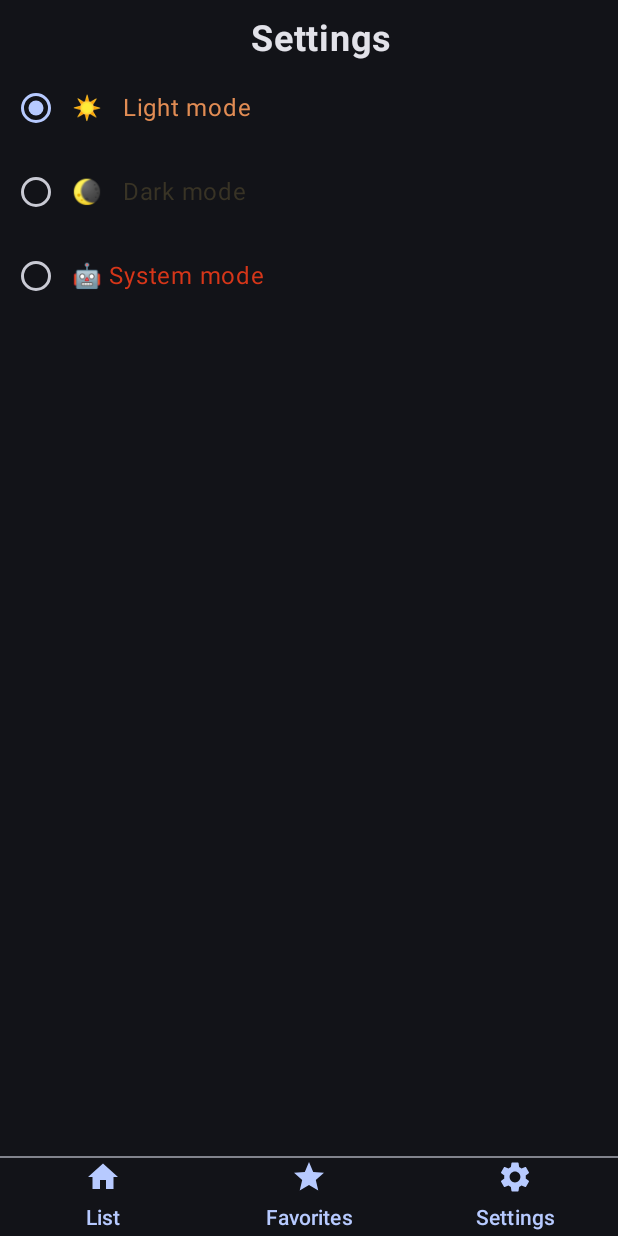
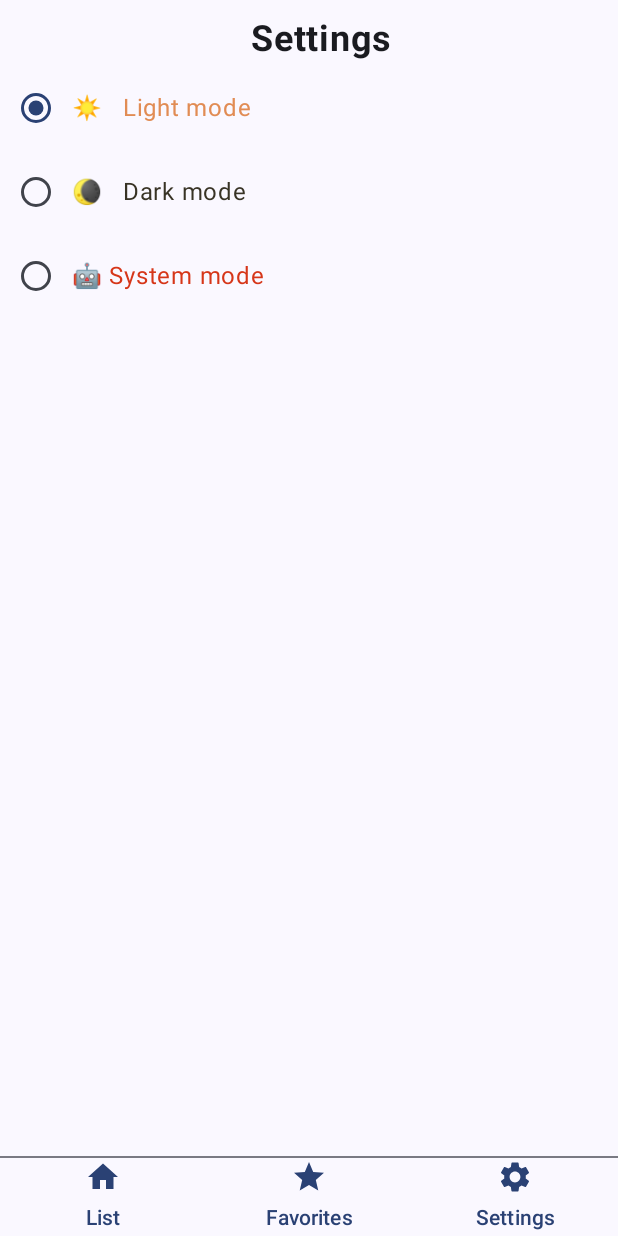
Before and after one commit to KostyaBara/Coins, an Android app built with Jetpack Compose: the screen it shows after launch (MainActivity), item 3 of the bottom bar chosen, on a phone screen of 412 x 824 dp. Run offline under Robolectric (Android 15) with nearby library versions, the phone set to English and light mode, and no system bars; our stand-ins replace Dagger/Hilt's generated code, Room's generated code; libraries missing offline, so code that uses them is left out: com.jakewharton.retrofit2.

Commit message:
- theme type refactoring

```diff
--- a/app/src/main/java/com/example/coins/MainActivity.kt
+++ b/app/src/main/java/com/example/coins/MainActivity.kt
@@ -10,6 +10,7 @@ import androidx.compose.material.Surface
 import androidx.compose.runtime.collectAsState
 import androidx.compose.ui.Modifier
 import com.example.coins.data.UserPrefs
+import com.example.coins.data.model.ThemeType
 import com.example.coins.ui.screens.RootScreen
 import com.example.coins.ui.theme.CoinsTheme
 import dagger.hilt.android.AndroidEntryPoint
@@ -27,10 +28,10 @@ class MainActivity : ComponentActivity() {
         super.onCreate(savedInstanceState)
         Log.d(TAG, "onCreate Called")
         setContent {
-            val isDarkTheme = userPrefs.isDarkTheme.collectAsState(initial = false)
+            val themeType = userPrefs.themeType.collectAsState(initial = ThemeType.LIGHT)
 
             CoinsTheme(
-                darkTheme = isDarkTheme.value
+                themeType = themeType.value
             ) {
                 Surface(
                     modifier = Modifier
--- a/app/src/main/java/com/example/coins/data/UserPrefs.kt
+++ b/app/src/main/java/com/example/coins/data/UserPrefs.kt
@@ -3,10 +3,10 @@ package com.example.coins.data
 import android.util.Log
 import androidx.datastore.core.DataStore
 import androidx.datastore.preferences.core.Preferences
-import androidx.datastore.preferences.core.booleanPreferencesKey
 import androidx.datastore.preferences.core.edit
 import androidx.datastore.preferences.core.emptyPreferences
 import androidx.datastore.preferences.core.intPreferencesKey
+import com.example.coins.data.model.ThemeType
 import kotlinx.coroutines.flow.Flow
 import kotlinx.coroutines.flow.catch
 import kotlinx.coroutines.flow.map
@@ -17,54 +17,27 @@ class UserPrefs(
 ) {
 
     private companion object {
-        val IS_BUTTON_SELECTED = intPreferencesKey("is_button_selected")
-        val IS_DARK_THEME = booleanPreferencesKey("is_dark_theme")
+        val THEME_TYPE_KEY = intPreferencesKey("THEME_TYPE_KEY")
         const val TAG = "UserPreferencesRepo"
         const val TAG2 = "UserPreferencesRepo2"
     }
 
-    val isButtonSelected: Flow<Int> = dataStore.data
+    val themeType: Flow<ThemeType> = dataStore.data
         .catch {
             if (it is IOException) {
-                Log.e(TAG2, "Error reading preferences.", it)
+                Log.e(TAG, "Error reading preferences.", it)
                 emit(emptyPreferences())
             } else {
                 throw it
             }
         }
         .map { preferences ->
-            preferences[IS_BUTTON_SELECTED] ?: 0
+            ThemeType.fromCode(preferences[THEME_TYPE_KEY] ?: ThemeType.LIGHT.code)
         }
 
-    val isDarkTheme: Flow<Boolean> = dataStore.data
-      .catch {
-          if (it is IOException) {
-              Log.e(TAG, "Error reading preferences.", it)
-              emit(emptyPreferences())
-          } else {
-              throw it
-          }
-      }
-      .map { preferences ->
-          preferences[IS_DARK_THEME] ?: true
-      }
-
-    suspend fun setDarkTheme(isDarkTheme: Int, systemMode: Boolean) {
-        when (isDarkTheme) {
-            0 -> dataStore.edit { preferences ->
-                preferences[IS_DARK_THEME] = false
-                preferences[IS_BUTTON_SELECTED] = 0
-            }
-
-            1 -> dataStore.edit { preferences ->
-                preferences[IS_DARK_THEME] = true
-                preferences[IS_BUTTON_SELECTED] = 1
-            }
-
-            else -> dataStore.edit { preferences ->
-                preferences[IS_DARK_THEME] = systemMode
-                preferences[IS_BUTTON_SELECTED] = 2
-            }
+    suspend fun setThemeType(themeType: ThemeType) {
+        dataStore.edit { preferences ->
+            preferences[THEME_TYPE_KEY] = themeType.code
         }
     }
 }
--- a/app/src/main/java/com/example/coins/data/model/ThemeType.kt
+++ b/app/src/main/java/com/example/coins/data/model/ThemeType.kt
@@ -5,17 +5,34 @@ import androidx.compose.ui.graphics.Color
 enum class ThemeType(
     val title: String,
     val color: Color,
+    val code: Int,
 ) {
     LIGHT(
         title = "☀️   Light mode",
         color = Color(225, 140, 84),
+        code = 0,
     ),
     DARK(
         title = "\uD83C\uDF18   Dark mode",
         color = Color(56, 51, 37),
+        code = 1,
     ),
     SYSTEM(
         title = "\uD83E\uDD16 System mode",
         color = Color(214, 54, 25),
-    ),
+        code = 2,
+    );
+
+    fun isDark(isSystemInDarkMode: Boolean) =
+        when (this) {
+            LIGHT -> false
+            DARK -> true
+            SYSTEM -> isSystemInDarkMode
+        }
+
+
+    companion object {
+        fun fromCode(code: Int): ThemeType =
+            ThemeType.values().first { it.code == code }
+    }
 }
--- a/app/src/main/java/com/example/coins/ui/screens/settings/SettingsScreen.kt
+++ b/app/src/main/java/com/example/coins/ui/screens/settings/SettingsScreen.kt
@@ -1,6 +1,5 @@
 package com.example.coins.ui.screens.settings
 
-import androidx.compose.foundation.isSystemInDarkTheme
 import androidx.compose.foundation.layout.Arrangement
 import androidx.compose.foundation.layout.Column
 import androidx.compose.foundation.layout.Row
@@ -32,33 +31,30 @@ fun SettingsScreen(
     Column(
         modifier = modifier
     ) {
-
-        val systemMode = isSystemInDarkTheme()
-
         NavBar()
 
         Spacer(modifier = Modifier.height(8.dp))
 
         MenuItemRow(
             themeType = ThemeType.LIGHT,
-            isSelected = (uiState.isButtonSelected == 0),
-            onClick = { viewModel.selectTheme(ThemeType.LIGHT, systemMode = systemMode) },
+            isSelected = (uiState.themeType == ThemeType.LIGHT),
+            onClick = { viewModel.selectTheme(ThemeType.LIGHT) },
         )
 
         Spacer(modifier = Modifier.height(8.dp))
 
         MenuItemRow(
             themeType = ThemeType.DARK,
-            isSelected = (uiState.isButtonSelected == 1),
-            onClick = { viewModel.selectTheme(ThemeType.DARK, systemMode = systemMode) },
+            isSelected = (uiState.themeType == ThemeType.DARK),
+            onClick = { viewModel.selectTheme(ThemeType.DARK) },
         )
 
         Spacer(modifier = Modifier.height(8.dp))
 
         MenuItemRow(
             themeType = ThemeType.SYSTEM,
-            isSelected = (uiState.isButtonSelected == 2),
-            onClick = { viewModel.selectTheme(ThemeType.SYSTEM, systemMode = systemMode) },
+            isSelected = (uiState.themeType == ThemeType.SYSTEM),
+            onClick = { viewModel.selectTheme(ThemeType.SYSTEM) },
         )
     }
 }
--- a/app/src/main/java/com/example/coins/ui/screens/settings/SettingsViewModel.kt
+++ b/app/src/main/java/com/example/coins/ui/screens/settings/SettingsViewModel.kt
@@ -18,8 +18,8 @@ class SettingsViewModel @Inject constructor(
 ) : ViewModel() {
 
     var uiState: StateFlow<SettingsUiState> =
-        userPrefs.isButtonSelected.map { isButtonSelected ->
-            SettingsUiState(isButtonSelected)
+        userPrefs.themeType.map { themeType ->
+            SettingsUiState(themeType)
         }
             .stateIn(
                 scope = viewModelScope,
@@ -27,26 +27,14 @@ class SettingsViewModel @Inject constructor(
                 initialValue = SettingsUiState()
             )
 
-    fun selectTheme(themeType: ThemeType, systemMode: Boolean) {
+    fun selectTheme(themeType: ThemeType) {
         viewModelScope.launch {
-            when (themeType) {
-                ThemeType.LIGHT -> {
-                    userPrefs.setDarkTheme(isDarkTheme = 0, systemMode = systemMode)
-                }
-
-                ThemeType.DARK -> {
-                    userPrefs.setDarkTheme(isDarkTheme = 1, systemMode = systemMode)
-                }
-
-                ThemeType.SYSTEM -> {
-                    userPrefs.setDarkTheme(isDarkTheme = 2, systemMode = systemMode)
-                }
-            }
+            userPrefs.setThemeType(themeType)
         }
     }
 
     data class SettingsUiState(
-        var isButtonSelected: Int = 3,
+        var themeType: ThemeType = ThemeType.LIGHT,
     )
 
 }
--- a/app/src/main/java/com/example/coins/ui/theme/Theme.kt
+++ b/app/src/main/java/com/example/coins/ui/theme/Theme.kt
@@ -10,17 +10,17 @@ import androidx.compose.material3.dynamicLightColorScheme
 import androidx.compose.material3.lightColorScheme
 import androidx.compose.runtime.Composable
 import androidx.compose.runtime.SideEffect
-import androidx.compose.ui.graphics.Color
 import androidx.compose.ui.graphics.toArgb
 import androidx.compose.ui.platform.LocalContext
 import androidx.compose.ui.platform.LocalView
 import androidx.core.view.WindowCompat
+import com.example.coins.data.model.ThemeType
 
 private val DarkColorScheme = darkColorScheme(
     primary = Purple80,
     secondary = PurpleGrey80,
     tertiary = Pink80,
-    background = Color(red = 191, 185, 201),
+//    background = Color(red = 191, 185, 201),
 
 )
 
@@ -28,7 +28,7 @@ private val LightColorScheme = lightColorScheme(
     primary = Purple40,
     secondary = PurpleGrey40,
     tertiary = Pink40,
-    background = Color(red = 200, 100, 201)
+//    background = Color(red = 200, 100, 201)
 
     /* Other default colors to override
     background = Color(0xFFFFFBFE),
@@ -43,15 +43,21 @@ private val LightColorScheme = lightColorScheme(
 
 @Composable
 fun CoinsTheme(
-    darkTheme: Boolean = isSystemInDarkTheme(),
+    themeType: ThemeType,
+    systemTheme: Boolean = isSystemInDarkTheme(),
     // Dynamic color is available on Android 12+
     dynamicColor: Boolean = true,
     content: @Composable () -> Unit,
 ) {
+
+    val darkTheme = themeType.isDark(
+        isSystemInDarkMode = systemTheme
+    )
+
     val colorScheme = when {
         dynamicColor && Build.VERSION.SDK_INT >= Build.VERSION_CODES.S -> {
             val context = LocalContext.current
-            if (darkTheme) dynamicDarkColorScheme(context) else dynamicLightColorScheme(context)
+            if (systemTheme) dynamicDarkColorScheme(context) else dynamicLightColorScheme(context)
         }
 
         darkTheme -> DarkColorScheme
```
